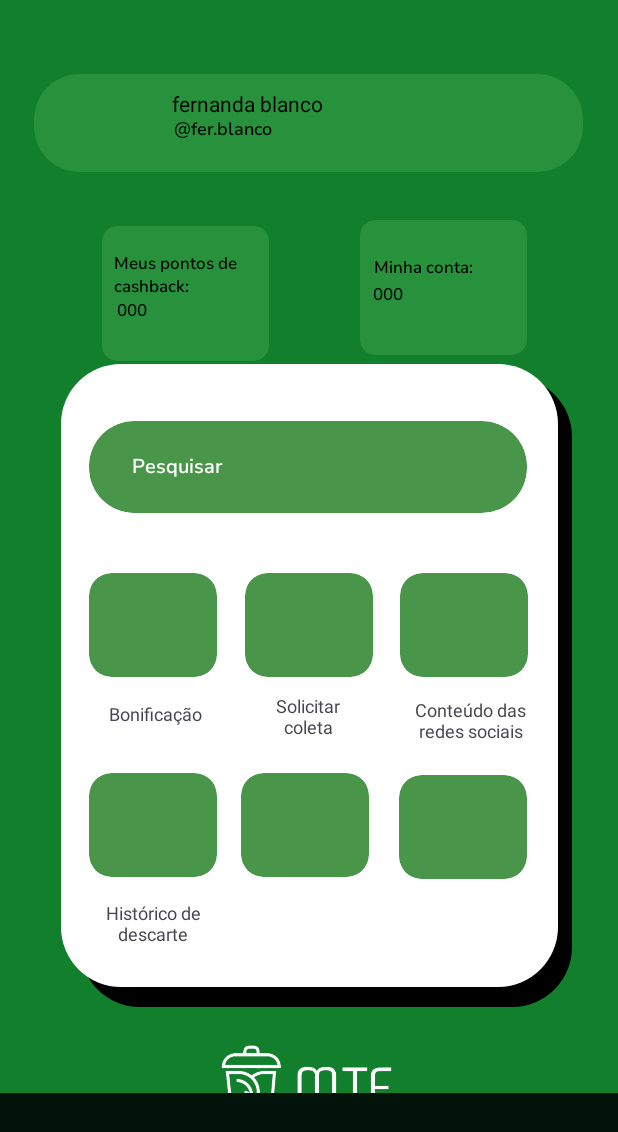
After one commit to RaphaelSilv4/MTE, an Android app: the home_screen screen opened directly, with no data from a screen before it, on a phone screen of 412 x 824 dp. The commit adds this screen. Shown: the top 1132 px of the screen. Run offline under Robolectric (Android 15) with nearby library versions, the phone set to English and light mode, and no system bars.

Commit message:
feat: initial construction of the home screen

```diff
--- a/MTE/app/src/main/AndroidManifest.xml
+++ b/MTE/app/src/main/AndroidManifest.xml
@@ -12,6 +12,9 @@
         android:supportsRtl="true"
         android:theme="@style/Theme.EuDescarto"
         tools:targetApi="31">
+        <activity
+            android:name=".home_screen"
+            android:exported="false" />
         <activity
             android:name=".sign_up"
             android:exported="false" />
--- a/MTE/app/src/main/java/com/example/eudescarto/MainActivity.java
+++ b/MTE/app/src/main/java/com/example/eudescarto/MainActivity.java
@@ -20,5 +20,13 @@ public class MainActivity extends AppCompatActivity {
             Intent intent = new Intent(MainActivity.this, sign_up.class);
             startActivity(intent);
         });
+
+        Button button_home = findViewById(R.id.button);
+        button_home.setBackgroundResource(R.drawable.button_selector);
+
+        button_home.setOnClickListener(v -> {
+            Intent intent = new Intent(MainActivity.this, home_screen.class);
+            startActivity(intent);
+        });
     }
 }
--- /dev/null
+++ b/MTE/app/src/main/java/com/example/eudescarto/home_screen.java
@@ -0,0 +1,14 @@
+package com.example.eudescarto;
+
+import androidx.appcompat.app.AppCompatActivity;
+
+import android.os.Bundle;
+
+public class home_screen extends AppCompatActivity {
+
+    @Override
+    protected void onCreate(Bundle savedInstanceState) {
+        super.onCreate(savedInstanceState);
+        setContentView(R.layout.activity_home_screen);
+    }
+}
--- a/MTE/app/src/main/java/com/example/eudescarto/sign_up.java
+++ b/MTE/app/src/main/java/com/example/eudescarto/sign_up.java
@@ -22,5 +22,13 @@ public class sign_up extends AppCompatActivity {
             startActivity(intent);
         });
 
+        Button button_home = findViewById(R.id.button);
+        button_home.setBackgroundResource(R.drawable.button_selector);
+
+        button_home.setOnClickListener(v -> {
+            Intent intent = new Intent(sign_up.this, home_screen.class);
+            startActivity(intent);
+        });
+
     }
 }
--- /dev/null
+++ b/MTE/app/src/main/res/layout/activity_home_screen.xml
@@ -0,0 +1,374 @@
+<?xml version="1.0" encoding="utf-8"?>
+<androidx.constraintlayout.widget.ConstraintLayout xmlns:android="http://schemas.android.com/apk/res/android"
+    xmlns:app="http://schemas.android.com/apk/res-auto"
+    xmlns:tools="http://schemas.android.com/tools"
+    android:layout_width="match_parent"
+    android:layout_height="match_parent"
+    android:background="#117F2C"
+    tools:context=".home_screen">
+
+    <androidx.cardview.widget.CardView
+        android:id="@+id/cardview"
+        android:layout_width="366dp"
+        android:layout_height="65dp"
+        app:cardBackgroundColor="#4465C866"
+        app:cardCornerRadius="30dp"
+        app:cardElevation="0dp"
+        app:layout_constraintBottom_toBottomOf="parent"
+        app:layout_constraintEnd_toEndOf="parent"
+        app:layout_constraintHorizontal_bias="0.496"
+        app:layout_constraintStart_toStartOf="parent"
+        app:layout_constraintTop_toTopOf="parent"
+        app:layout_constraintVertical_bias="0.065" />
+
+    <androidx.cardview.widget.CardView
+        android:id="@+id/cardview2"
+        android:layout_width="111dp"
+        android:layout_height="90dp"
+        android:layout_marginStart="68dp"
+        android:layout_marginTop="36dp"
+        app:cardBackgroundColor="#4465C866"
+        app:cardCornerRadius="10dp"
+        app:cardElevation="0dp"
+        app:layout_constraintStart_toStartOf="parent"
+        app:layout_constraintTop_toBottomOf="@+id/cardview" />
+
+    <androidx.cardview.widget.CardView
+        android:id="@+id/cardview3"
+        android:layout_width="111dp"
+        android:layout_height="90dp"
+        android:layout_marginTop="32dp"
+        app:cardBackgroundColor="#4465C866"
+        app:cardCornerRadius="10dp"
+        app:cardElevation="0dp"
+        app:layout_constraintEnd_toEndOf="parent"
+        app:layout_constraintStart_toEndOf="@+id/cardview2"
+        app:layout_constraintTop_toBottomOf="@+id/cardview" />
+
+    <View
+        android:id="@+id/black_view"
+        android:layout_width="328dp"
+        android:layout_height="420dp"
+        android:background="@drawable/rounded_rectangle2"
+        app:layout_constraintBottom_toBottomOf="parent"
+        app:layout_constraintEnd_toEndOf="parent"
+        app:layout_constraintHorizontal_bias="0.635"
+        app:layout_constraintStart_toStartOf="parent"
+        app:layout_constraintTop_toTopOf="@+id/white_view"
+        app:layout_constraintVertical_bias="0.052" />
+
+    <View
+        android:id="@+id/white_view"
+        android:layout_width="331dp"
+        android:layout_height="415dp"
+        android:background="@drawable/rounded_rectangle"
+        app:layout_constraintBottom_toBottomOf="parent"
+        app:layout_constraintEnd_toEndOf="parent"
+        app:layout_constraintStart_toStartOf="parent"
+        app:layout_constraintTop_toTopOf="parent"
+        app:layout_constraintVertical_bias="0.594" />
+
+    <androidx.cardview.widget.CardView
+        android:id="@+id/cardview5"
+        android:layout_width="292dp"
+        android:layout_height="61dp"
+        android:layout_marginTop="272dp"
+        app:cardBackgroundColor="#49964A"
+        app:cardCornerRadius="30dp"
+        app:cardElevation="0dp"
+        app:layout_constraintBottom_toBottomOf="@+id/imageView"
+        app:layout_constraintEnd_toEndOf="parent"
+        app:layout_constraintHorizontal_bias="0.496"
+        app:layout_constraintStart_toStartOf="parent"
+        app:layout_constraintTop_toTopOf="parent"
+        app:layout_constraintVertical_bias="0.019" />
+
+    <androidx.cardview.widget.CardView
+        android:id="@+id/cardview6"
+        android:layout_width="85dp"
+        android:layout_height="69dp"
+        android:layout_marginTop="40dp"
+        app:cardBackgroundColor="#49964A"
+        app:cardCornerRadius="15dp"
+        app:cardElevation="0dp"
+        app:layout_constraintEnd_toEndOf="@+id/white_view"
+        app:layout_constraintHorizontal_bias="0.077"
+        app:layout_constraintStart_toStartOf="@+id/white_view"
+        app:layout_constraintTop_toBottomOf="@+id/cardview5" />
+
+
+    <androidx.cardview.widget.CardView
+        android:id="@+id/cardview7"
+        android:layout_width="85dp"
+        android:layout_height="69dp"
+        android:layout_marginTop="40dp"
+        app:cardBackgroundColor="#49964A"
+        app:cardCornerRadius="15dp"
+        app:cardElevation="0dp"
+        app:layout_constraintEnd_toEndOf="@+id/white_view"
+        app:layout_constraintHorizontal_bias="0.133"
+        app:layout_constraintStart_toEndOf="@+id/cardview6"
+        app:layout_constraintTop_toBottomOf="@+id/cardview5" />
+
+    <androidx.cardview.widget.CardView
+        android:id="@+id/cardview8"
+        android:layout_width="85dp"
+        android:layout_height="69dp"
+        android:layout_marginTop="40dp"
+        app:cardBackgroundColor="#49964A"
+        app:cardCornerRadius="15dp"
+        app:cardElevation="0dp"
+        app:layout_constraintEnd_toEndOf="@+id/white_view"
+        app:layout_constraintHorizontal_bias="0.473"
+        app:layout_constraintStart_toEndOf="@+id/cardview7"
+        app:layout_constraintTop_toBottomOf="@+id/cardview5" />
+
+    <ImageView
+        android:id="@+id/imageView"
+        android:layout_width="252dp"
+        android:layout_height="110dp"
+        app:layout_constraintBottom_toBottomOf="parent"
+        app:layout_constraintEnd_toEndOf="parent"
+        app:layout_constraintHorizontal_bias="0.496"
+        app:layout_constraintStart_toStartOf="parent"
+        app:layout_constraintTop_toBottomOf="@+id/black_view"
+        app:layout_constraintVertical_bias="0.0"
+        app:srcCompat="@drawable/logo_mte" />
+
+    <androidx.cardview.widget.CardView
+        android:id="@+id/cardview4"
+        android:layout_width="425dp"
+        android:layout_height="95dp"
+        app:cardBackgroundColor="#02140A"
+        app:cardElevation="0dp"
+        app:layout_constraintBottom_toBottomOf="parent"
+        app:layout_constraintEnd_toEndOf="parent"
+        app:layout_constraintStart_toStartOf="parent"
+        app:layout_constraintTop_toBottomOf="@+id/black_view"
+        app:layout_constraintVertical_bias="1.0" />
+
+    <com.google.android.material.textfield.TextInputEditText
+        android:id="@+id/input_search"
+        android:layout_width="263dp"
+        android:layout_height="56dp"
+        android:background="#00000000"
+        android:fontFamily="@font/nunito_sans_semibold"
+        android:hint="@string/search_hint"
+        android:inputType="text"
+        android:textColor="#fff"
+        android:textColorHint="#fff"
+        android:textSize="13sp"
+        app:layout_constraintBottom_toBottomOf="@+id/cardview5"
+        app:layout_constraintEnd_toEndOf="@+id/cardview5"
+        app:layout_constraintTop_toTopOf="@+id/cardview5" />
+
+    <TextView
+        android:id="@+id/textView12"
+        android:layout_width="75dp"
+        android:layout_height="16dp"
+        android:layout_marginTop="16dp"
+        android:text="@string/menu_option1"
+        android:gravity="center"
+        android:textSize="12sp"
+        app:layout_constraintEnd_toEndOf="@+id/white_view"
+        app:layout_constraintHorizontal_bias="0.100"
+        app:layout_constraintStart_toStartOf="@+id/white_view"
+        app:layout_constraintTop_toBottomOf="@+id/cardview6" />
+
+    <TextView
+        android:id="@+id/textView13"
+        android:layout_width="71dp"
+        android:layout_height="36dp"
+        android:layout_marginTop="8dp"
+        android:gravity="center"
+        android:textSize="12sp"
+        android:text="@string/menu_option2"
+        app:layout_constraintEnd_toEndOf="@+id/white_view"
+        app:layout_constraintHorizontal_bias="0.182"
+        app:layout_constraintStart_toEndOf="@+id/textView12"
+        app:layout_constraintTop_toBottomOf="@+id/cardview7" />
+
+    <TextView
+        android:id="@+id/textView14"
+        android:layout_width="77dp"
+        android:layout_height="41dp"
+        android:layout_marginTop="8dp"
+        android:gravity="center"
+        android:text="@string/menu_option3"
+        android:textSize="12sp"
+        app:layout_constraintEnd_toEndOf="@+id/white_view"
+        app:layout_constraintHorizontal_bias="0.622"
+        app:layout_constraintStart_toEndOf="@+id/textView13"
+        app:layout_constraintTop_toBottomOf="@+id/cardview8" />
+
+    <androidx.cardview.widget.CardView
+        android:id="@+id/cardview9"
+        android:layout_width="85dp"
+        android:layout_height="69dp"
+        android:layout_marginTop="32dp"
+        app:cardBackgroundColor="#49964A"
+        app:cardCornerRadius="15dp"
+        app:cardElevation="0dp"
+        app:layout_constraintEnd_toEndOf="@+id/white_view"
+        app:layout_constraintHorizontal_bias="0.077"
+        app:layout_constraintStart_toStartOf="@+id/white_view"
+        app:layout_constraintTop_toBottomOf="@+id/textView12" />
+
+    <androidx.cardview.widget.CardView
+        android:id="@+id/cardview10"
+        android:layout_width="85dp"
+        android:layout_height="69dp"
+        android:layout_marginStart="16dp"
+        android:layout_marginTop="20dp"
+        app:cardBackgroundColor="#49964A"
+        app:cardCornerRadius="15dp"
+        app:cardElevation="0dp"
+        app:layout_constraintStart_toEndOf="@+id/cardview9"
+        app:layout_constraintTop_toBottomOf="@+id/textView13" />
+
+    <androidx.cardview.widget.CardView
+        android:id="@+id/cardview11"
+        android:layout_width="85dp"
+        android:layout_height="69dp"
+        android:layout_marginStart="20dp"
+        android:layout_marginTop="16dp"
+        app:cardBackgroundColor="#49964A"
+        app:cardCornerRadius="15dp"
+        app:cardElevation="0dp"
+        app:layout_constraintStart_toEndOf="@+id/cardview10"
+        app:layout_constraintTop_toBottomOf="@+id/textView14" />
+
+    <TextView
+        android:id="@+id/textView16"
+        android:layout_width="71dp"
+        android:layout_height="36dp"
+        android:layout_marginTop="12dp"
+        android:gravity="center"
+        android:text="@string/menu_option4"
+        android:textSize="12sp"
+        app:layout_constraintBottom_toBottomOf="@+id/white_view"
+        app:layout_constraintEnd_toEndOf="@+id/white_view"
+        app:layout_constraintHorizontal_bias="0.1"
+        app:layout_constraintStart_toStartOf="@+id/white_view"
+        app:layout_constraintTop_toBottomOf="@+id/cardview9"
+        app:layout_constraintVertical_bias="0.037" />
+
+    <TextView
+        android:id="@+id/textView17"
+        android:layout_width="92dp"
+        android:layout_height="22dp"
+        android:layout_marginStart="20dp"
+        android:layout_marginBottom="88dp"
+        android:gravity="center"
+        android:text="@string/menu_option5"
+        android:textSize="12sp"
+        app:layout_constraintBottom_toBottomOf="@+id/white_view"
+        app:layout_constraintStart_toEndOf="@+id/textView16"
+        app:layout_constraintTop_toBottomOf="@+id/cardview10"
+        app:layout_constraintVertical_bias="0.882" />
+
+    <TextView
+        android:id="@+id/textView18"
+        android:layout_width="48dp"
+        android:layout_height="27dp"
+        android:layout_marginStart="20dp"
+        android:layout_marginBottom="88dp"
+        android:gravity="center"
+        android:text="@string/menu_option6"
+        android:textSize="12sp"
+        app:layout_constraintBottom_toBottomOf="@+id/white_view"
+        app:layout_constraintEnd_toEndOf="@+id/white_view"
+        app:layout_constraintHorizontal_bias="0.259"
+        app:layout_constraintStart_toEndOf="@+id/textView17"
+        app:layout_constraintTop_toBottomOf="@+id/cardview11"
+        app:layout_constraintVertical_bias="0.818" />
+
+    <TextView
+        android:id="@+id/textView19"
+        android:layout_width="210dp"
+        android:layout_height="24dp"
+        android:layout_marginTop="10dp"
+        android:layout_marginEnd="-50dp"
+        android:text="@string/profile_name"
+        android:textColor="#000"
+        android:textSize="14sp"
+        app:layout_constraintEnd_toEndOf="@+id/cardview"
+        app:layout_constraintStart_toStartOf="parent"
+        app:layout_constraintTop_toTopOf="@+id/cardview" />
+
+    <TextView
+        android:id="@+id/textView20"
+        android:layout_width="210dp"
+        android:layout_height="24dp"
+        android:layout_marginTop="-20dp"
+        android:layout_marginEnd="-30dp"
+        android:fontFamily="@font/nunito_sans_semibold"
+        android:text="@string/nick_name"
+        android:textColor="#000"
+        android:textSize="12sp"
+        app:layout_constraintBottom_toBottomOf="@+id/cardview"
+        app:layout_constraintEnd_toEndOf="@+id/cardview"
+        app:layout_constraintStart_toStartOf="@+id/cardview"
+        app:layout_constraintTop_toBottomOf="@+id/textView19" />
+
+    <TextView
+        android:id="@+id/textView21"
+        android:layout_width="98dp"
+        android:layout_height="34dp"
+        android:layout_marginStart="8dp"
+        android:layout_marginTop="10dp"
+        android:fontFamily="@font/nunito_sans_semibold"
+        android:text="@string/cashback_text"
+        android:textColor="#000"
+        android:textSize="11sp"
+        app:layout_constraintBottom_toBottomOf="@+id/cardview2"
+        app:layout_constraintStart_toStartOf="@+id/cardview2"
+        app:layout_constraintTop_toTopOf="@+id/cardview2"
+        app:layout_constraintVertical_bias="0.151" />
+
+    <TextView
+        android:id="@+id/textView22"
+        android:layout_width="50dp"
+        android:layout_height="15dp"
+        android:layout_marginStart="-50dp"
+        android:layout_marginTop="-30dp"
+        android:fontFamily="@font/nunito_sans_semibold"
+        android:text="@string/cashback"
+        android:textColor="#000"
+        android:textSize="11sp"
+        app:layout_constraintBottom_toBottomOf="@+id/cardview2"
+        app:layout_constraintEnd_toEndOf="@+id/cardview2"
+        app:layout_constraintStart_toStartOf="@+id/textView21"
+        app:layout_constraintTop_toBottomOf="@+id/textView21" />
+
+    <TextView
+        android:id="@+id/textView23"
+        android:layout_width="98dp"
+        android:layout_height="34dp"
+        android:layout_marginStart="5dp"
+        android:layout_marginTop="-10dp"
+        android:fontFamily="@font/nunito_sans_semibold"
+        android:text="@string/account_text"
+        android:textColor="#000"
+        android:textSize="11sp"
+        app:layout_constraintBottom_toBottomOf="@+id/cardview3"
+        app:layout_constraintEnd_toEndOf="@+id/cardview3"
+        app:layout_constraintStart_toStartOf="@+id/cardview3"
+        app:layout_constraintTop_toTopOf="@+id/cardview3" />
+
+    <TextView
+        android:id="@+id/textView24"
+        android:layout_width="50dp"
+        android:layout_height="15dp"
+        android:layout_marginStart="-50dp"
+        android:layout_marginTop="-50dp"
+        android:fontFamily="@font/nunito_sans_semibold"
+        android:text="@string/account"
+        android:textColor="#000"
+        android:textSize="11sp"
+        app:layout_constraintBottom_toBottomOf="@+id/cardview3"
+        app:layout_constraintEnd_toEndOf="@+id/textView23"
+        app:layout_constraintStart_toStartOf="@+id/textView23"
+        app:layout_constraintTop_toBottomOf="@+id/textView23" />
+
+</androidx.constraintlayout.widget.ConstraintLayout>
--- a/MTE/app/src/main/res/values/strings.xml
+++ b/MTE/app/src/main/res/values/strings.xml
@@ -4,4 +4,17 @@
     <string name="open_login_text">Entrar com o seu Login</string>
     <string name="sing_up_text">Criar uma conta</string>
     <string name="open_sing_up_text">Se não possui conta, crie a sua agora mesmo!</string>
+    <string name="search_hint">Pesquisar</string>
+    <string name="menu_option1">Bonificação</string>
+    <string name="menu_option2">Solicitar coleta</string>
+    <string name="menu_option3">Conteúdo das redes sociais</string>
+    <string name="menu_option4">Histórico de descarte</string>
+    <string name="menu_option5">Área business</string>
+    <string name="menu_option6">Outros</string>
+    <string name="profile_name">fernanda blanco</string>
+    <string name="nick_name">\@fer.blanco</string>
+    <string name="cashback_text">Meus pontos de cashback:</string>
+    <string name="cashback">000</string>
+    <string name="account_text">Minha conta: </string>
+    <string name="account">000</string>
 </resources>
```
Also changed, not shown: 1 other file.
